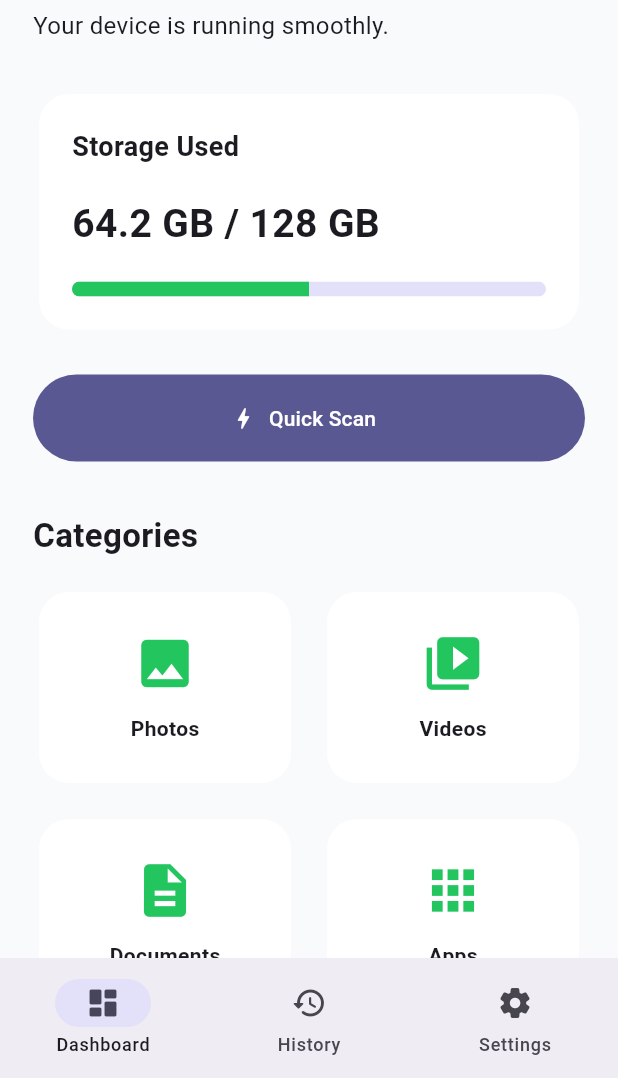
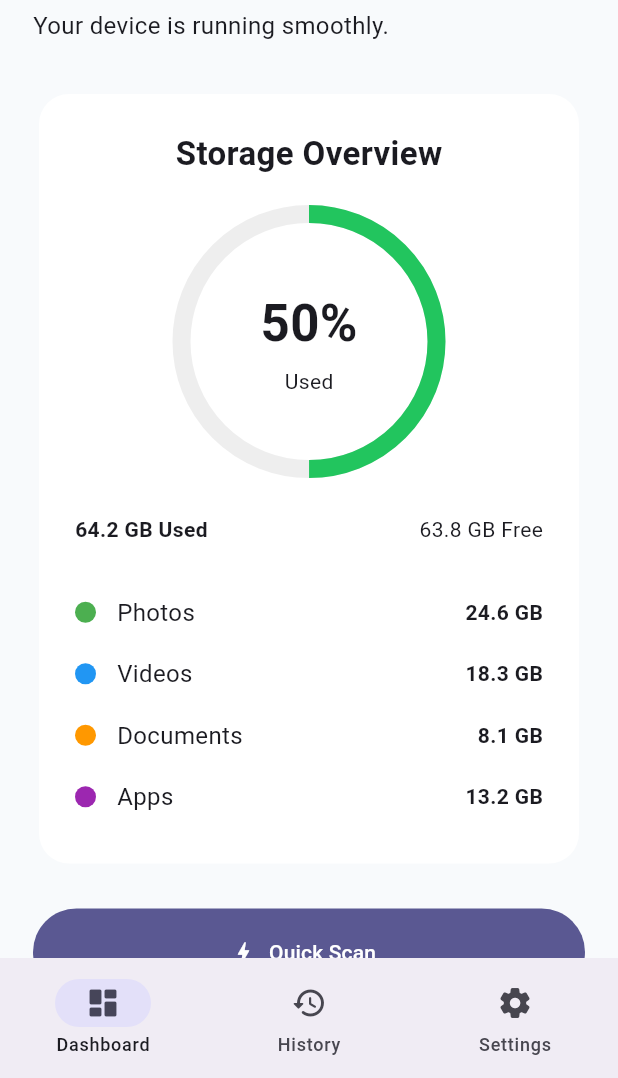
Before and after one commit to itusharsharma/SmartSweep-App, a Flutter app: the DashboardScreen screen opened by its route, on a phone screen of 412 x 824 dp, the part 158-1236 px from its top. Run offline on Flutter 3.47's test engine with Material 3 defaults, Android fonts, the phone set to English and light mode, and no system bars.

Commit message:
Enhance storage overview dashboard

```diff
--- a/lib/features/dashboard/presentation/dashboard_screen.dart
+++ b/lib/features/dashboard/presentation/dashboard_screen.dart
@@ -62,39 +62,94 @@ class DashboardScreen extends StatelessWidget {
               const SizedBox(height: 30),
 
               Card(
-                elevation: 0,
   child: Padding(
-                  padding: const EdgeInsets.all(22),
+    padding: const EdgeInsets.all(24),
     child: Column(
-                    crossAxisAlignment: CrossAxisAlignment.start,
       children: [
         const Text(
-                        "Storage Used",
+          "Storage Overview",
           style: TextStyle(
-                          fontWeight: FontWeight.bold,
-                          fontSize: 18,
-                        ),
-                      ),
-
-                      const SizedBox(height: 20),
-
-                      const Text(
-                        "64.2 GB / 128 GB",
-                        style: TextStyle(
-                          fontSize: 26,
+            fontSize: 22,
             fontWeight: FontWeight.bold,
           ),
         ),
 
-                      const SizedBox(height: 20),
+        const SizedBox(height: 25),
 
-                      ClipRRect(
-                        borderRadius: BorderRadius.circular(12),
-                        child: const LinearProgressIndicator(
+        SizedBox(
+          width: 170,
+          height: 170,
+          child: Stack(
+            alignment: Alignment.center,
+            children: [
+              SizedBox(
+                width: 170,
+                height: 170,
+                child: CircularProgressIndicator(
                   value: 0.50,
-                          minHeight: 10,
+                  strokeWidth: 12,
+                  backgroundColor: Colors.grey.shade200,
                   color: AppColors.primary,
                 ),
+              ),
+
+              Column(
+                mainAxisAlignment: MainAxisAlignment.center,
+                children: const [
+                  Text(
+                    "50%",
+                    style: TextStyle(
+                      fontSize: 34,
+                      fontWeight: FontWeight.bold,
+                    ),
+                  ),
+                  SizedBox(height: 4),
+                  Text("Used"),
+                ],
+              ),
+            ],
+          ),
+        ),
+
+        const SizedBox(height: 30),
+
+        const Row(
+          mainAxisAlignment: MainAxisAlignment.spaceBetween,
+          children: [
+            Text(
+              "64.2 GB Used",
+              style: TextStyle(
+                fontWeight: FontWeight.bold,
+              ),
+            ),
+            Text("63.8 GB Free"),
+          ],
+        ),
+
+        const SizedBox(height: 25),
+
+        const _StorageItem(
+          color: Colors.green,
+          title: "Photos",
+          value: "24.6 GB",
+        ),
+
+        _StorageItem(
+          color: Colors.blue,
+          title: "Videos",
+          value: "18.3 GB",
+        ),
+
+        _StorageItem(
+          color: Colors.orange,
+          title: "Documents",
+          value: "8.1 GB",
+        ),
+
+        _StorageItem(
+          color: Colors.purple,
+          title: "Apps",
+          value: "13.2 GB",
         ),
       ],
     ),
@@ -196,3 +251,49 @@ class _CategoryCard extends StatelessWidget {
     );
   }
 }
+class _StorageItem extends StatelessWidget {
+  final Color color;
+  final String title;
+  final String value;
+
+  const _StorageItem({
+    required this.color,
+    required this.title,
+    required this.value,
+  });
+
+  @override
+  Widget build(BuildContext context) {
+    return Padding(
+      padding: const EdgeInsets.symmetric(vertical: 9),
+      child: Row(
+        children: [
+          Container(
+            width: 14,
+            height: 14,
+            decoration: BoxDecoration(
+              color: color,
+              shape: BoxShape.circle,
+            ),
+          ),
+
+          const SizedBox(width: 14),
+
+          Expanded(
+            child: Text(
+              title,
+              style: const TextStyle(fontSize: 16),
+            ),
+          ),
+
+          Text(
+            value,
+            style: const TextStyle(
+              fontWeight: FontWeight.bold,
+            ),
+          ),
+        ],
+      ),
+    );
+  }
+}
```
Lines whose indentation alone changed are shown as unchanged.
